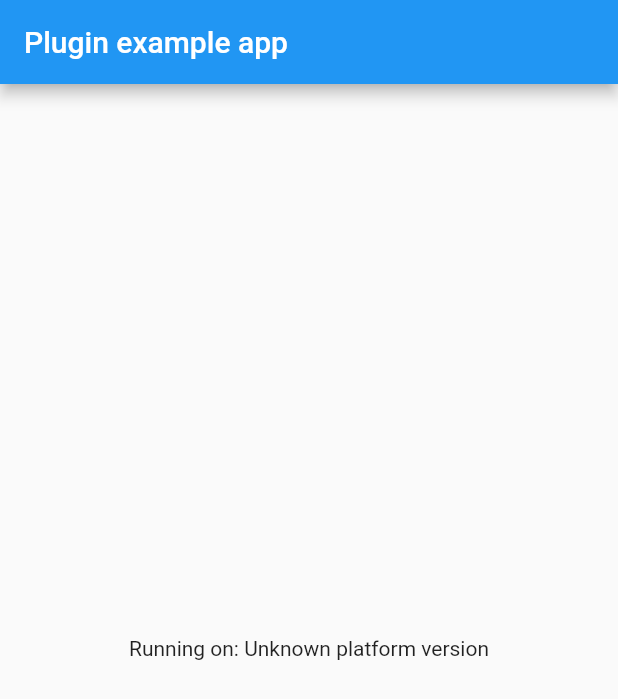
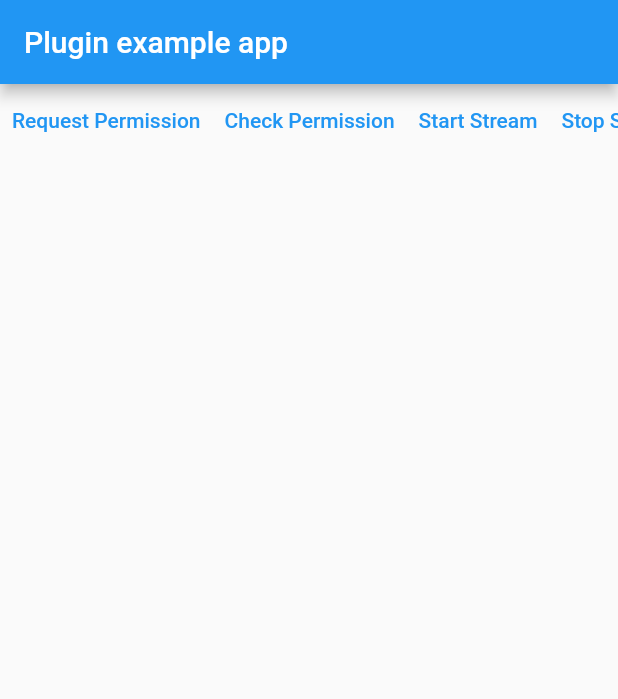
Before and after one commit to X-SLAYER/notification_listener_service, a Flutter app: the screen it shows after launch, on a phone screen of 412 x 824 dp. Shown: the top 699 px of the screen. Run offline on Flutter 3.47's test engine with Material 2 defaults, Android fonts, the phone set to English and light mode, and no system bars.

Commit message:
add NotificationListenerService methods + update exemple

```diff
--- a/example/lib/main.dart
+++ b/example/lib/main.dart
@@ -1,7 +1,7 @@
+import 'dart:async';
+import 'dart:developer';
+
 import 'package:flutter/material.dart';
-import 'dart:async';
-
-import 'package:flutter/services.dart';
 import 'package:notification_listener_service/notification_listener_service.dart';
 
 void main() {
@@ -16,34 +16,12 @@ class MyApp extends StatefulWidget {
 }
 
 class _MyAppState extends State<MyApp> {
-  String _platformVersion = 'Unknown';
+  StreamSubscription<dynamic>? _subscription;
+  List<dynamic> events = [];
 
   @override
   void initState() {
     super.initState();
-    initPlatformState();
-  }
-
-  // Platform messages are asynchronous, so we initialize in an async method.
-  Future<void> initPlatformState() async {
-    String platformVersion;
-    // Platform messages may fail, so we use a try/catch PlatformException.
-    // We also handle the message potentially returning null.
-    try {
-      platformVersion =
-          await NotificationListenerService.platformVersion ?? 'Unknown platform version';
-    } on PlatformException {
-      platformVersion = 'Failed to get platform version.';
-    }
-
-    // If the widget was removed from the tree while the asynchronous platform
-    // message was in flight, we want to discard the reply rather than calling
-    // setState to update our non-existent appearance.
-    if (!mounted) return;
-
-    setState(() {
-      _platformVersion = platformVersion;
-    });
   }
 
   @override
@@ -54,7 +32,64 @@ class _MyAppState extends State<MyApp> {
           title: const Text('Plugin example app'),
         ),
         body: Center(
-          child: Text('Running on: $_platformVersion\n'),
+          child: Column(
+            children: [
+              SingleChildScrollView(
+                scrollDirection: Axis.horizontal,
+                child: Row(
+                  crossAxisAlignment: CrossAxisAlignment.center,
+                  children: [
+                    TextButton(
+                      onPressed: () async {
+                        await NotificationListenerService.requestPermission();
+                      },
+                      child: const Text("Request Permission"),
+                    ),
+                    const SizedBox(height: 20.0),
+                    TextButton(
+                      onPressed: () async {
+                        final bool res = await NotificationListenerService
+                            .isPermissionGranted();
+                        log("Is enabled: $res");
+                      },
+                      child: const Text("Check Permission"),
+                    ),
+                    const SizedBox(height: 20.0),
+                    TextButton(
+                      onPressed: () {
+                        _subscription = NotificationListenerService
+                            .notificationsStream
+                            .listen((event) {
+                          log("$event");
+                          setState(() {
+                            events.add(event);
+                          });
+                        });
+                      },
+                      child: const Text("Start Stream"),
+                    ),
+                    const SizedBox(height: 20.0),
+                    TextButton(
+                      onPressed: () {
+                        _subscription?.cancel();
+                      },
+                      child: const Text("Stop Stream"),
+                    ),
+                  ],
+                ),
+              ),
+              Expanded(
+                child: ListView.builder(
+                  shrinkWrap: true,
+                  itemCount: events.length,
+                  itemBuilder: (_, index) => ListTile(
+                    title: Text(events[index]!.packageName!),
+                    subtitle: Text(events[index]!.capturedText ?? ""),
+                  ),
+                ),
+              )
+            ],
+          ),
         ),
       ),
     );
--- a/lib/notification_listener_service.dart
+++ b/lib/notification_listener_service.dart
@@ -1,17 +1,47 @@
-// You have generated a new plugin project without
-// specifying the `--platforms` flag. A plugin project supports no platforms is generated.
-// To add platforms, run `flutter create -t plugin --platforms <platforms> .` under the same
-// directory. You can also find a detailed instruction on how to add platforms in the `pubspec.yaml` at https://flutter.dev/docs/development/packages-and-plugins/developing-packages#plugin-platforms.
-
 import 'dart:async';
+import 'dart:developer';
+import 'dart:io';
 
 import 'package:flutter/services.dart';
 
 class NotificationListenerService {
-  static const MethodChannel _channel = MethodChannel('notification_listener_service');
+  NotificationListenerService._();
 
-  static Future<String?> get platformVersion async {
-    final String? version = await _channel.invokeMethod('getPlatformVersion');
-    return version;
+  static const MethodChannel _methodeChannel =
+      MethodChannel('x-slayer/notifications_channel');
+  static const EventChannel _eventChannel =
+      EventChannel('x-slayer/notifications_event');
+  static Stream<dynamic> _stream = const Stream.empty();
+
+  /// stream the incoming Accessibility events
+  static Stream<dynamic> get notificationsStream {
+    if (Platform.isAndroid) {
+      _stream = _eventChannel.receiveBroadcastStream().map(
+            (event) => event,
+          );
+      return _stream;
+    }
+    throw Exception("Notifications API exclusively available on Android!");
+  }
+
+  /// request notification permission
+  /// it will open the notification settings page and return `true` once the permission granted.
+  static Future<bool> requestPermission() async {
+    try {
+      return await _methodeChannel.invokeMethod('requestPermission');
+    } on PlatformException catch (error) {
+      log("$error");
+      return Future.value(false);
+    }
+  }
+
+  /// check if notification permession is enebaled
+  static Future<bool> isPermissionGranted() async {
+    try {
+      return await _methodeChannel.invokeMethod('isPermissionGranted');
+    } on PlatformException catch (error) {
+      log("$error");
+      return false;
+    }
   }
 }
```
Also changed, not shown: 2 other files.
